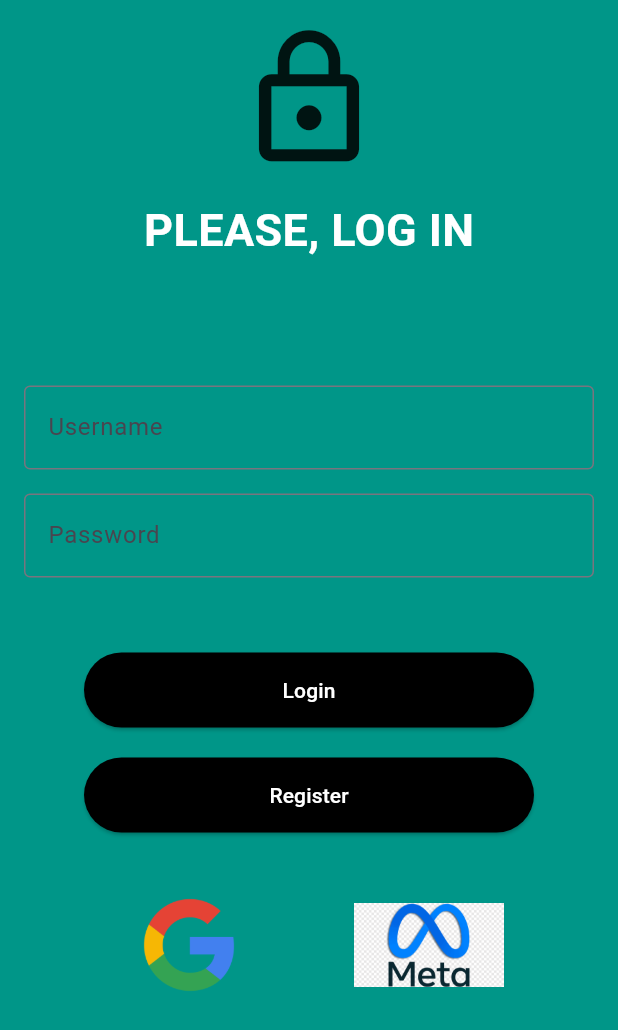
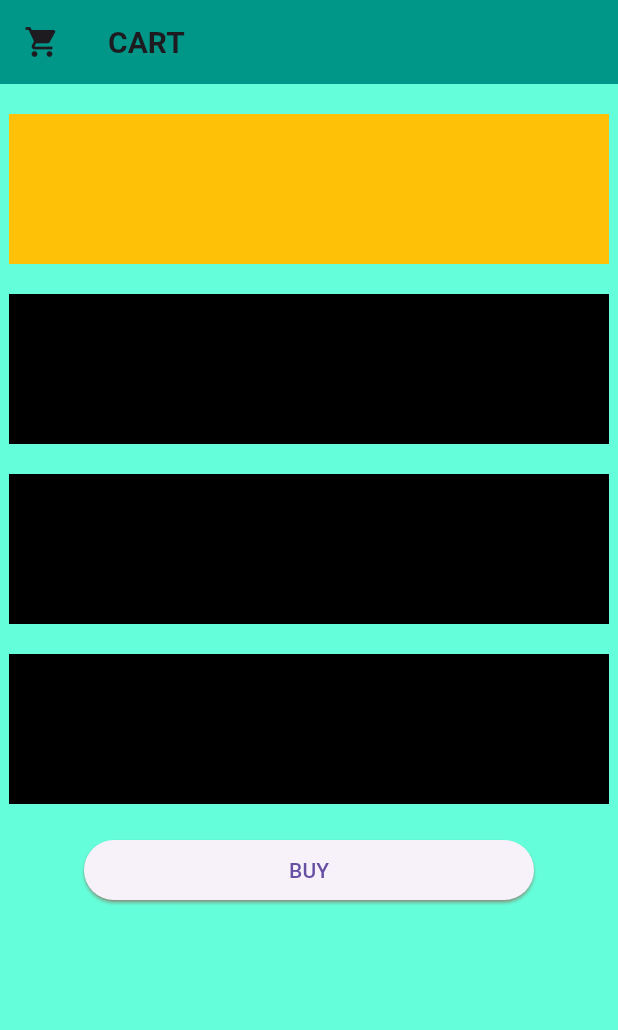
Before and after one commit to dilmurood/Flutter_Project, a Flutter app: the screen it shows after launch, on a phone screen of 412 x 824 dp. Shown: the top 1030 px of the screen. Run offline on Flutter 3.47's test engine with Material 3 defaults, Android fonts, the phone set to English and light mode, and no system bars.

Commit message:
in prcoess

```diff
--- /dev/null
+++ b/lib/Cart.dart
@@ -0,0 +1,55 @@
+import 'dart:math';
+
+import 'package:flutter/material.dart';
+
+class Cart extends StatelessWidget {
+  const Cart({super.key});
+
+  @override
+  Widget build(BuildContext context) {
+    return Scaffold(
+      appBar: AppBar(
+        title: const Text("CART", style: TextStyle(fontWeight: FontWeight.bold, fontSize: 20),),
+        backgroundColor: Colors.teal,
+        leading: const Icon(Icons.shopping_cart),
+        ),
+      backgroundColor: Colors.tealAccent,
+      body: Center(
+          child: Column(
+            children: <Widget>[
+              const SizedBox(height: 20,),
+              Container(
+                height: 100,
+                width: 400,
+                color: Colors.amber,
+              ),
+              const SizedBox(height: 20,),
+              Container(
+                height: 100,
+                width: 400,
+                color: Colors.black,
+              ),
+                 const SizedBox(height: 20,),
+              Container(
+                height: 100,
+                width: 400,
+                color: Colors.black,
+              ),
+                 const SizedBox(height: 20,),
+              Container(
+                height: 100,
+                width: 400,
+                color: Colors.black,
+              ),
+                 const SizedBox(height: 20,),
+                 ElevatedButton(onPressed: (){
+
+                 },
+
+                 style: ElevatedButton.styleFrom(fixedSize: const Size(300, 25), shadowColor: Colors.red),
+                 child: const Text("BUY"))
+        ],
+      )),
+    );
+  }
+}
--- a/lib/LoginScreen.dart
+++ b/lib/LoginScreen.dart
@@ -1,6 +1,5 @@
 // ignore: file_names
 import 'package:flutter/material.dart';
-import 'package:flutter_project/ProfileScreen.dart';
 import 'RegisterationScreen.dart';
 import 'package:url_launcher/url_launcher.dart';
 
--- a/lib/ProfileScreen.dart
+++ b/lib/ProfileScreen.dart
@@ -2,7 +2,6 @@ import 'package:flutter/material.dart';
 import 'package:flutter_project/LoginScreen.dart';
 
 class ProfileScreen extends StatelessWidget {
-
   const ProfileScreen({super.key});
 
   void _changeScreen(BuildContext context) {
@@ -13,11 +12,11 @@ class ProfileScreen extends StatelessWidget {
 
   @override
   Widget build(BuildContext context) {
-        // Receiving arguments passed from the previous screen
+    // Receiving arguments passed from the previous screen
     final Map<String, dynamic> args =
         ModalRoute.of(context)!.settings.arguments as Map<String, dynamic>;
 
-   // Retrieving data from arguments
+    // Retrieving data from arguments
     final String name = args['name'];
     final String email = args['email'];
     final String phone = args['phone'];
@@ -27,14 +26,14 @@ class ProfileScreen extends StatelessWidget {
       backgroundColor: Colors.teal,
       body: Center(
           child: Column(children: <Widget>[
-        const Expanded(
+            const Expanded(
             child: CircleAvatar(
-          radius: 150,
-          backgroundImage: AssetImage('images/ava.png'),
+              radius: 150,
+              backgroundImage: AssetImage('images/ava.png'),
         )),
         Text(
           name,
-          style: TextStyle(color: Colors.white, fontSize: 25),
+          style: const TextStyle(color: Colors.white, fontSize: 25),
         ),
         const Text(
           "user",
--- a/lib/main.dart
+++ b/lib/main.dart
@@ -1,11 +1,12 @@
 import 'package:flutter/material.dart';
 import 'package:flutter_project/AddItem.dart';
 import 'package:flutter_project/AddItemShow.dart';
+import 'package:flutter_project/Cart.dart';
 import 'package:flutter_project/LoginScreen.dart';
 import 'package:flutter_project/ProfileScreen.dart';
 
 void main() {
-  runApp(MyApp());
+  runApp(const MyApp());
 }
 
 class MyApp extends StatelessWidget {
@@ -16,7 +17,7 @@ class MyApp extends StatelessWidget {
   Widget build(BuildContext context) {
     return MaterialApp(
       title: 'My App',
-      home: LoginScreen(),
+      home: const Cart(),
       routes: {
         '/ProfileScreen': (context) => const ProfileScreen(),
         '/AddItemShow': (context) => const AddItemShow(),
```
